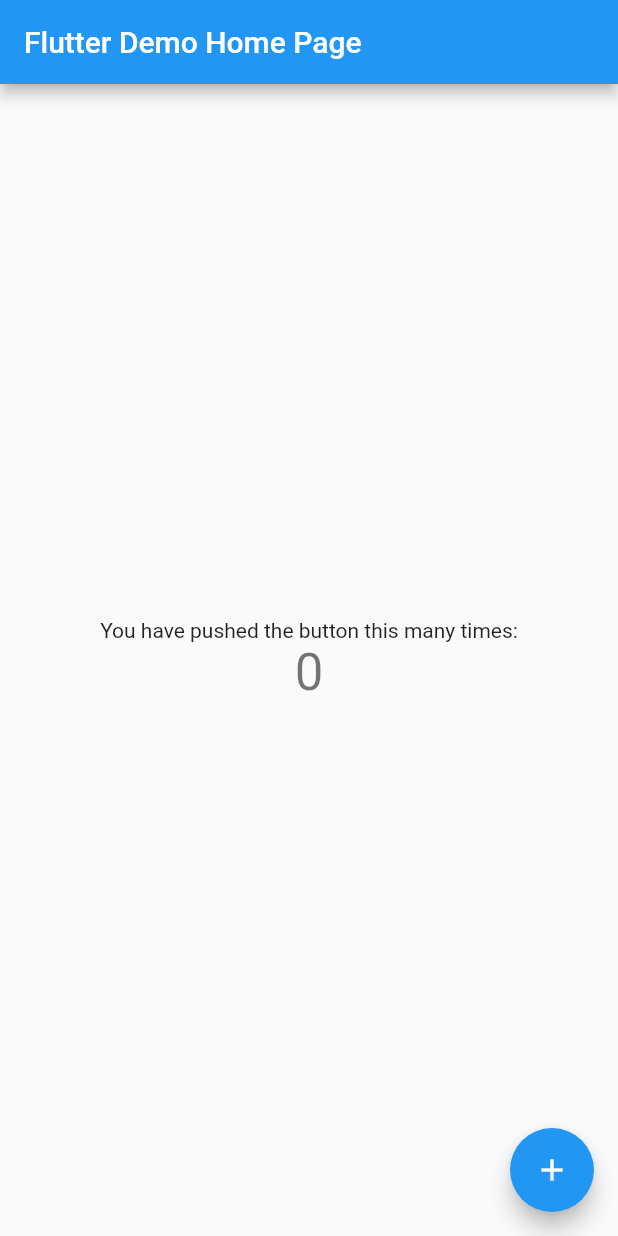
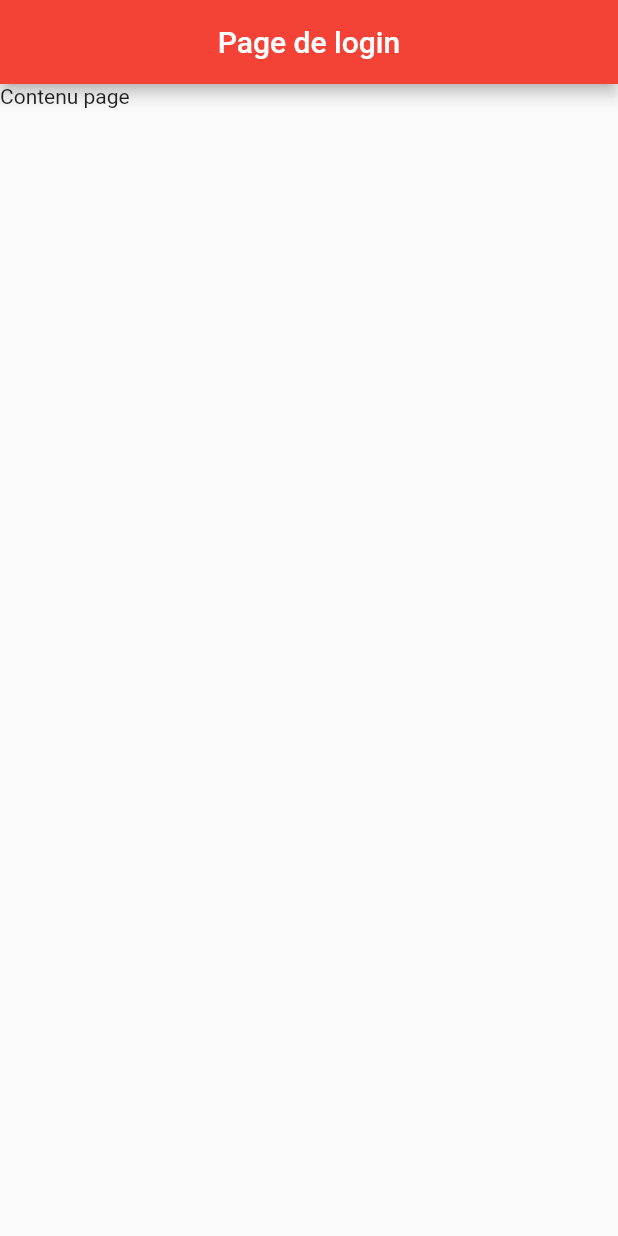
Before and after one commit to Zanmatox/flutter_formations, a Flutter app: the screen it shows after launch, on a phone screen of 412 x 824 dp. Run offline on Flutter 3.47's test engine with Material 2 defaults, Android fonts, the phone set to English and light mode, and no system bars.

Commit message:
Main page

```diff
--- a/lib/main.dart
+++ b/lib/main.dart
@@ -1,117 +1,29 @@
 import 'package:flutter/material.dart';
 
-void main() {
-  runApp(MyApp());
-}
+void main() => runApp(MyApp());
 
-class MyApp extends StatelessWidget {
-  // This widget is the root of your application.
+class MyApp extends StatelessWidget{
   @override
   Widget build(BuildContext context) {
     return MaterialApp(
-      title: 'Flutter Demo',
+      title: "Catalogue formations",
       theme: ThemeData(
-        // This is the theme of your application.
-        //
-        // Try running your application with "flutter run". You'll see the
-        // application has a blue toolbar. Then, without quitting the app, try
-        // changing the primarySwatch below to Colors.green and then invoke
-        // "hot reload" (press "r" in the console where you ran "flutter run",
-        // or simply save your changes to "hot reload" in a Flutter IDE).
-        // Notice that the counter didn't reset back to zero; the application
-        // is not restarted.
-        primarySwatch: Colors.blue,
-        // This makes the visual density adapt to the platform that you run
-        // the app on. For desktop platforms, the controls will be smaller and
-        // closer together (more dense) than on mobile platforms.
-        visualDensity: VisualDensity.adaptivePlatformDensity,
+        primarySwatch: Colors.red
       ),
-      home: MyHomePage(title: 'Flutter Demo Home Page'),
+      home: LoginPage(),
+    );
+  }
+
+}
+class LoginPage extends StatelessWidget{
+  @override
+  Widget build(BuildContext context) {
+    return Scaffold(
+      appBar: AppBar(
+        title: Text("Page de login"),
+        centerTitle: true,
+      ),
+      body: Text("Contenu page"),
     );
   }
 }
-
-class MyHomePage extends StatefulWidget {
-  MyHomePage({Key key, this.title}) : super(key: key);
-
-  // This widget is the home page of your application. It is stateful, meaning
-  // that it has a State object (defined below) that contains fields that affect
-  // how it looks.
-
-  // This class is the configuration for the state. It holds the values (in this
-  // case the title) provided by the parent (in this case the App widget) and
-  // used by the build method of the State. Fields in a Widget subclass are
-  // always marked "final".
-
-  final String title;
-
-  @override
-  _MyHomePageState createState() => _MyHomePageState();
-}
-
-class _MyHomePageState extends State<MyHomePage> {
-  int _counter = 0;
-
-  void _incrementCounter() {
-    setState(() {
-      // This call to setState tells the Flutter framework that something has
-      // changed in this State, which causes it to rerun the build method below
-      // so that the display can reflect the updated values. If we changed
-      // _counter without calling setState(), then the build method would not be
-      // called again, and so nothing would appear to happen.
-      _counter++;
-    });
-  }
-
-  @override
-  Widget build(BuildContext context) {
-    // This method is rerun every time setState is called, for instance as done
-    // by the _incrementCounter method above.
-    //
-    // The Flutter framework has been optimized to make rerunning build methods
-    // fast, so that you can just rebuild anything that needs updating rather
-    // than having to individually change instances of widgets.
-    return Scaffold(
-      appBar: AppBar(
-        // Here we take the value from the MyHomePage object that was created by
-        // the App.build method, and use it to set our appbar title.
-        title: Text(widget.title),
-      ),
-      body: Center(
-        // Center is a layout widget. It takes a single child and positions it
-        // in the middle of the parent.
-        child: Column(
-          // Column is also a layout widget. It takes a list of children and
-          // arranges them vertically. By default, it sizes itself to fit its
-          // children horizontally, and tries to be as tall as its parent.
-          //
-          // Invoke "debug painting" (press "p" in the console, choose the
-          // "Toggle Debug Paint" action from the Flutter Inspector in Android
-          // Studio, or the "Toggle Debug Paint" command in Visual Studio Code)
-          // to see the wireframe for each widget.
-          //
-          // Column has various properties to control how it sizes itself and
-          // how it positions its children. Here we use mainAxisAlignment to
-          // center the children vertically; the main axis here is the vertical
-          // axis because Columns are vertical (the cross axis would be
-          // horizontal).
-          mainAxisAlignment: MainAxisAlignment.center,
-          children: <Widget>[
-            Text(
-              'You have pushed the button this many times:',
-            ),
-            Text(
-              '$_counter',
-              style: Theme.of(context).textTheme.headline4,
-            ),
-          ],
-        ),
-      ),
-      floatingActionButton: FloatingActionButton(
-        onPressed: _incrementCounter,
-        tooltip: 'Increment',
-        child: Icon(Icons.add),
-      ), // This trailing comma makes auto-formatting nicer for build methods.
-    );
-  }
-}
```
Also changed, not shown: lib/pages/InfoPage.dart (added), lib/pages/ListPage.dart (added), lib/pages/LoginPage.dart (added), 2 other files.
